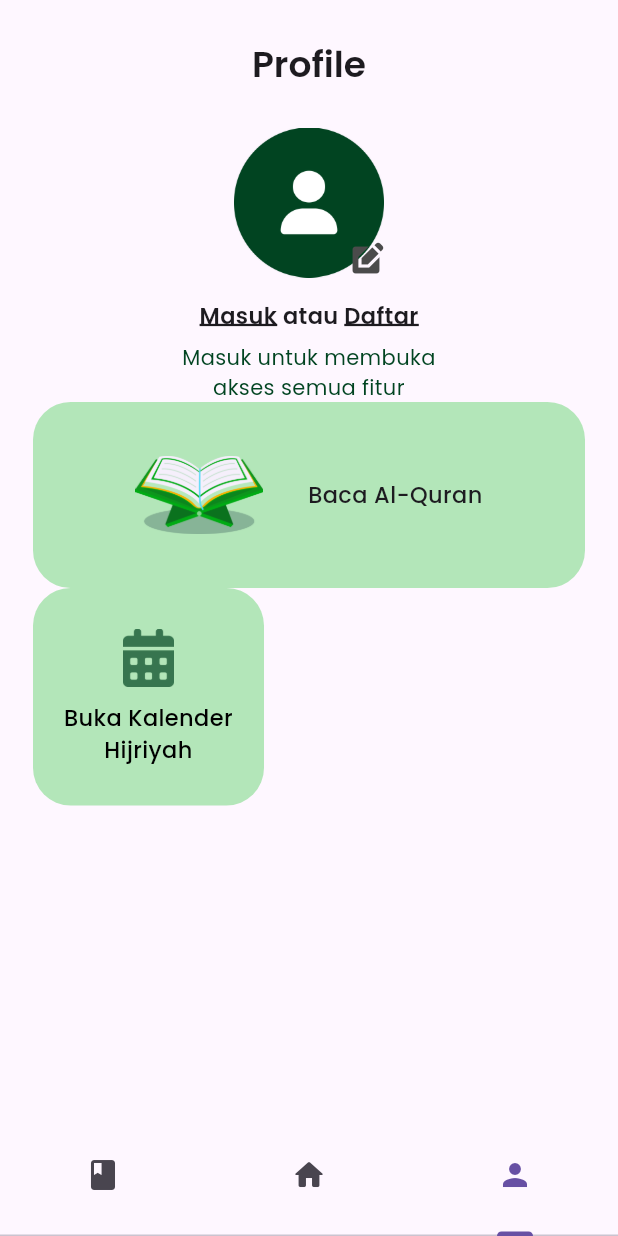
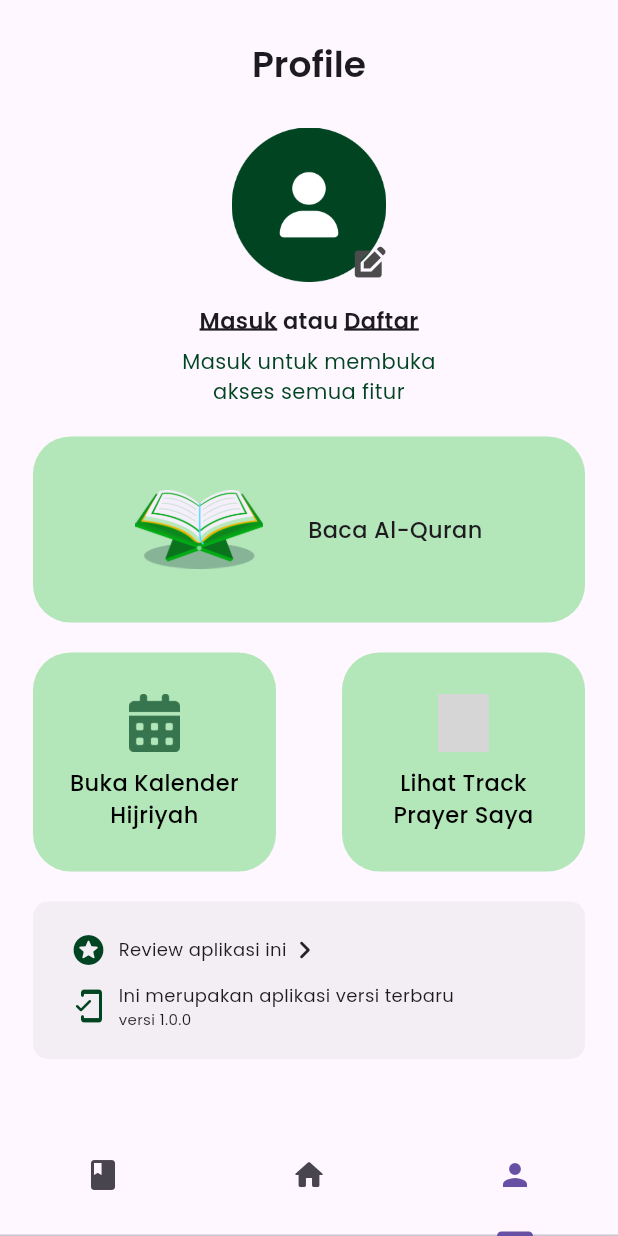
Before and after one commit to Amelinda2705/muslim-pocket, a Flutter app: the screen it shows after launch, item 3 of the bottom bar chosen, on a phone screen of 412 x 824 dp. Run offline on Flutter 3.47's test engine with Material 3 defaults, Android fonts, the phone set to English and light mode, and no system bars; grey boxes are pictures that could not be loaded.

Commit message:
finish profile screen ui when user not login

```diff
--- a/lib/screens/profile/profile_screen.dart
+++ b/lib/screens/profile/profile_screen.dart
@@ -11,6 +11,9 @@ class ProfileScreen extends StatefulWidget {
 class _ProfileScreenState extends State<ProfileScreen> {
   @override
   Widget build(BuildContext context) {
+    double height = MediaQuery.of(context).size.height;
+    double width = MediaQuery.of(context).size.width;
+
     return Scaffold(
       appBar: PreferredSize(
         preferredSize: const Size.fromHeight(85.0),
@@ -32,8 +35,7 @@ class _ProfileScreenState extends State<ProfileScreen> {
                 children: [
                   Image.asset(
                     'assets/images/profile.png',
-                    width: 100,
-                    height: 100,
+                    width: width * 0.25,
                   ),
                   Positioned(
                     bottom: 0,
@@ -88,12 +90,14 @@ class _ProfileScreenState extends State<ProfileScreen> {
               ),
             ],
           ),
-          Column(
+          Expanded(
+            child: SingleChildScrollView(
+              child: Column(
                 children: [
                   Container(
-                // width: 325,
                     height: 124,
-                margin: const EdgeInsets.symmetric(horizontal: 22),
+                    margin: const EdgeInsets.symmetric(
+                        horizontal: 22, vertical: 20),
                     decoration: const BoxDecoration(
                       color: Color(0xFFB3E6B9),
                       borderRadius: BorderRadius.all(Radius.circular(25)),
@@ -111,8 +115,8 @@ class _ProfileScreenState extends State<ProfileScreen> {
                         ),
                         Text(
                           'Baca Al-Quran',
-                      style:
-                          TextStyle(fontWeight: Global().medium, fontSize: 15),
+                          style: TextStyle(
+                              fontWeight: Global().medium, fontSize: 15),
                         ),
                       ],
                     ),
@@ -120,10 +124,11 @@ class _ProfileScreenState extends State<ProfileScreen> {
                   Container(
                     margin: const EdgeInsets.symmetric(horizontal: 22),
                     child: Row(
+                      mainAxisAlignment: MainAxisAlignment.spaceBetween,
                       children: [
                         Container(
-                      width: 154,
-                      height: 145,
+                          width: 162,
+                          height: 146,
                           decoration: const BoxDecoration(
                             color: Color(0xFFB3E6B9),
                             borderRadius: BorderRadius.all(Radius.circular(25)),
@@ -151,13 +156,93 @@ class _ProfileScreenState extends State<ProfileScreen> {
                             ],
                           ),
                         ),
-                    Container(),
+                        Container(
+                          width: 162,
+                          height: 146,
+                          padding: const EdgeInsets.symmetric(horizontal: 15),
+                          decoration: const BoxDecoration(
+                            color: Color(0xFFB3E6B9),
+                            borderRadius: BorderRadius.all(Radius.circular(25)),
+                          ),
+                          child: Column(
+                            mainAxisAlignment: MainAxisAlignment.center,
+                            crossAxisAlignment: CrossAxisAlignment.center,
+                            children: [
+                              Image.asset(
+                                'assets/images/progress.png',
+                                width: 34,
+                                height: 39,
+                              ),
+                              const SizedBox(
+                                height: 10,
+                              ),
+                              Text(
+                                'Lihat Track Prayer Saya',
+                                textAlign: TextAlign.center,
+                                style: TextStyle(
+                                  fontWeight: Global().medium,
+                                  fontSize: 15,
+                                  color: Colors.black,
+                                ),
+                              ),
                             ],
                           ),
-              )
+                        ),
                       ],
                     ),
-          const Column(),
+                  ),
+                  Container(
+                    margin: const EdgeInsets.symmetric(
+                        horizontal: 22, vertical: 20),
+                    padding: const EdgeInsets.symmetric(horizontal: 25, vertical: 20),
+                    decoration: BoxDecoration(
+                      color: Global().bgBlur,
+                      borderRadius: const BorderRadius.all(Radius.circular(10)),
+                    ),
+                    child: Column(
+                      children: [
+                        Row(
+                          children: [
+                            Icon(Icons.stars_rounded, color: Global().greenPrimary,),
+                            const SizedBox(
+                              width: 8,
+                            ),
+                            const Text(
+                              'Review aplikasi ini',
+                              style: TextStyle(fontSize: 12),
+                            ),
+                            const Icon(Icons.navigate_next_rounded)
+                          ],
+                        ),
+                        const SizedBox(height: 10,),
+                        Row(
+                          children: [
+                            Icon(Icons.mobile_friendly_rounded, color: Global().greenPrimary,),
+                            const SizedBox(
+                              width: 8,
+                            ),
+                            const Column(
+                              crossAxisAlignment: CrossAxisAlignment.start,
+                              children: [
+                                Text(
+                                  'Ini merupakan aplikasi versi terbaru',
+                                  style: TextStyle(fontSize: 12),
+                                ),
+                                Text(
+                                  'versi 1.0.0',
+                                  style: TextStyle(fontSize: 10),
+                                ),
+                              ],
+                            ),
+                          ],
+                        ),
+                      ],
+                    ),
+                  ),
+                ],
+              ),
+            ),
+          ),
         ],
       ),
     );
--- a/pubspec.yaml
+++ b/pubspec.yaml
@@ -54,6 +54,7 @@ flutter:
     - assets/images/profile.png
     - assets/images/quran.png
     - assets/images/kalender.png
+    - assets/images/progress.png
   fonts:
     - family: Poppins
       fonts:
```
Lines whose indentation alone changed are shown as unchanged.
